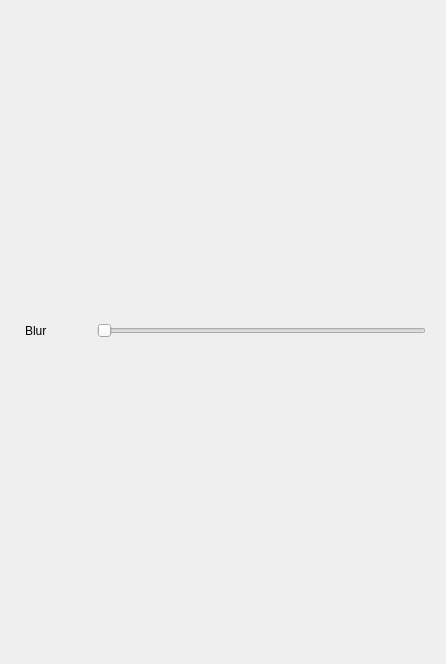
Qt form ui_files/adjust-widget.ui (abeshahsan/Photo-Wizard) before a commit.
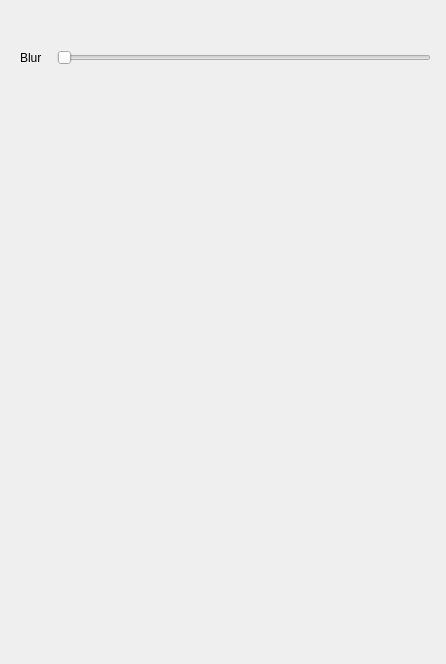
The same form after that commit.

Commit message: external widgets adding finaly 😪

```diff
--- a/ui_files/adjust-widget.ui
+++ b/ui_files/adjust-widget.ui
@@ -11,7 +11,7 @@
    </rect>
   </property>
   <property name="sizePolicy">
-   <sizepolicy hsizetype="Expanding" vsizetype="Expanding">
+   <sizepolicy hsizetype="MinimumExpanding" vsizetype="MinimumExpanding">
     <horstretch>0</horstretch>
     <verstretch>0</verstretch>
    </sizepolicy>
@@ -25,23 +25,35 @@
      <height>661</height>
     </rect>
    </property>
-   <layout class="QVBoxLayout" name="verticalLayout" stretch="0,0">
+   <layout class="QVBoxLayout" name="main_container" stretch="0,1">
     <property name="spacing">
-     <number>0</number>
+     <number>10</number>
+    </property>
+    <property name="leftMargin">
+     <number>20</number>
+    </property>
+    <property name="topMargin">
+     <number>50</number>
+    </property>
+    <property name="rightMargin">
+     <number>20</number>
     </property>
     <item>
      <layout class="QHBoxLayout" name="horizontalLayout" stretch="0,1">
       <property name="spacing">
-       <number>50</number>
+       <number>15</number>
       </property>
       <property name="sizeConstraint">
        <enum>QLayout::SetDefaultConstraint</enum>
       </property>
       <property name="leftMargin">
-       <number>25</number>
+       <number>0</number>
+      </property>
+      <property name="topMargin">
+       <number>0</number>
       </property>
       <property name="rightMargin">
-       <number>25</number>
+       <number>0</number>
       </property>
       <item>
        <widget class="QLabel" name="label">
```
Left out of the diff: 8 changed lines with no effect on the pictures. The commit also changes 3 other files.
